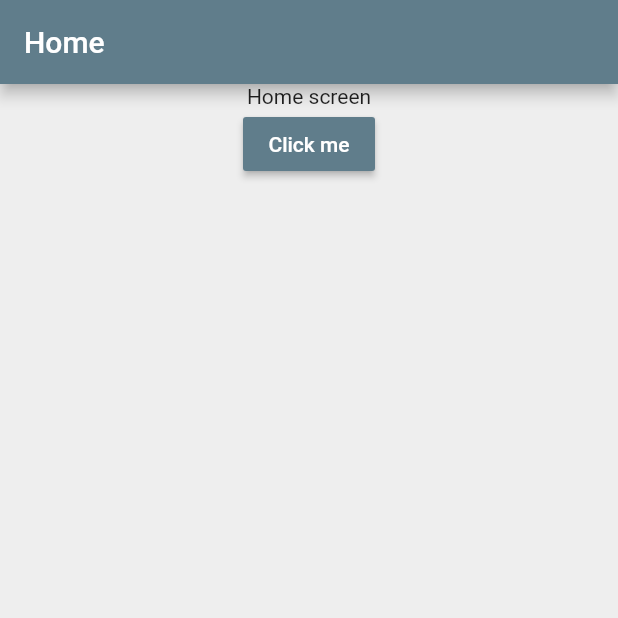
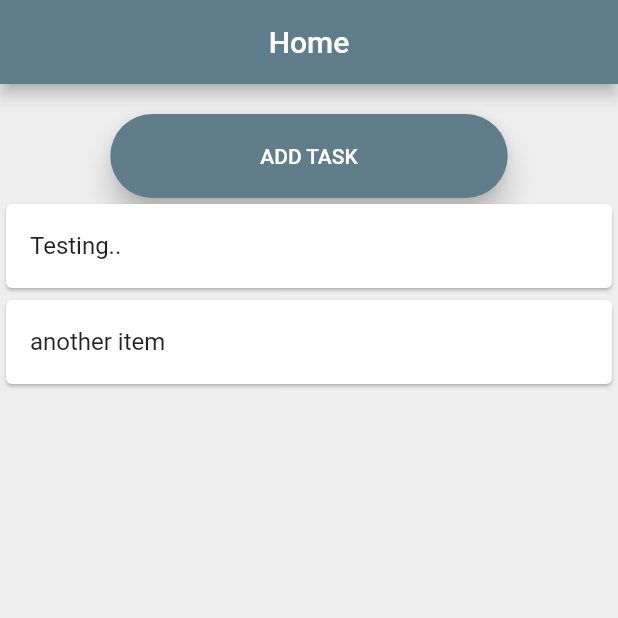
Before and after one commit to IgorMing/learn-flutter, a Flutter app: the screen it shows after launch, on a phone screen of 412 x 824 dp, the top half of it. Run offline on Flutter 3.47's test engine with Material 2 defaults, Android fonts, the phone set to English and light mode, and no system bars.

Commit message:
improve project structure

```diff
--- a/tasks_app/lib/main.dart
+++ b/tasks_app/lib/main.dart
@@ -1,7 +1,6 @@
 import 'package:flutter/material.dart';
-import 'package:tasks_app/src/home.dart';
-import 'package:tasks_app/src/screen-2.dart';
-import 'package:tasks_app/src/screen-3.dart';
+import 'package:tasks_app/src/screens/home.dart';
+import 'package:tasks_app/routes.dart';
 
 void main() => runApp(App());
 
@@ -15,11 +14,7 @@ class App extends StatelessWidget {
         primaryColor: Colors.blueGrey,
       ),
       home: Home(),
-      routes: <String, WidgetBuilder>{
-        '/home': (BuildContext context) => Home(),
-        '/screen2': (BuildContext context) => Screen2(),
-        '/screen3': (BuildContext context) => Screen3(),
-      },
+      routes: appRoutes(),
       title: "Tasks app",
     );
   }
--- /dev/null
+++ b/tasks_app/lib/routes.dart
@@ -0,0 +1,13 @@
+import 'package:flutter/material.dart';
+
+import 'package:tasks_app/src/screens/home.dart';
+import 'package:tasks_app/src/widgets/details.dart';
+
+Map<String, WidgetBuilder> appRoutes() {
+  Map<String, WidgetBuilder> _routes = Map();
+  _routes.addAll({
+    '/home': (BuildContext context) => Home(),
+    '/details': (BuildContext context) => Details(),
+  });
+  return _routes;
+}
--- a/tasks_app/lib/src/home.dart
+++ /dev/null
@@ -1,34 +0,0 @@
-import 'package:flutter/cupertino.dart';
-import 'package:flutter/material.dart';
-
-class Home extends StatelessWidget {
-  void _navigate() {}
-  @override
-  Widget build(BuildContext context) {
-    return Scaffold(
-      appBar: AppBar(
-        backgroundColor: Theme.of(context).primaryColor,
-        title: Text("Home"),
-      ),
-      body: Container(
-        color: Theme.of(context).backgroundColor,
-        child: Center(
-          child: Column(
-            children: <Widget>[
-              Text("Home screen"),
-              RaisedButton(
-                onPressed: () {
-                  Navigator.pushNamed(context, "/screen2");
-                },
-                child: Text(
-                  "Click me",
-                  style: TextStyle(color: Colors.white),
-                ),
-              )
-            ],
-          ),
-        ),
-      ),
-    );
-  }
-}
--- a/tasks_app/lib/src/screen-3.dart
+++ /dev/null
@@ -1,20 +0,0 @@
-import 'package:flutter/cupertino.dart';
-import 'package:flutter/material.dart';
-
-class Screen3 extends StatelessWidget {
-  @override
-  Widget build(BuildContext context) {
-    return Scaffold(
-      appBar: AppBar(
-        backgroundColor: Theme.of(context).primaryColor,
-        title: Text("Screen 3"),
-      ),
-      body: Container(
-        color: Theme.of(context).backgroundColor,
-        child: Center(
-          child: Text("Home screen 3"),
-        ),
-      ),
-    );
-  }
-}
--- /dev/null
+++ b/tasks_app/lib/src/screens/home.dart
@@ -0,0 +1,43 @@
+import 'package:flutter/material.dart';
+import 'package:tasks_app/src/widgets/list.dart';
+
+class Home extends StatelessWidget {
+  @override
+  Widget build(BuildContext context) {
+    const List<String> _items = ['Testing..', 'another item'];
+
+    return Scaffold(
+      appBar: AppBar(
+        backgroundColor: Theme.of(context).primaryColor,
+        title: Text("Home"),
+        centerTitle: true,
+      ),
+      body: Container(
+        alignment: Alignment.center,
+        padding: EdgeInsets.symmetric(vertical: 20.0),
+        color: Theme.of(context).backgroundColor,
+        child: Column(
+          children: <Widget>[
+            RaisedButton(
+              onPressed: () {
+                Navigator.pushNamed(context, "/details");
+              },
+              shape: RoundedRectangleBorder(
+                borderRadius: BorderRadius.circular(30),
+              ),
+              elevation: 8.0,
+              padding: EdgeInsets.symmetric(horizontal: 100.0, vertical: 20.0),
+              child: Text(
+                "ADD TASK",
+                style: TextStyle(color: Colors.white),
+              ),
+            ),
+            Expanded(
+              child: TaskList(_items),
+            ),
+          ],
+        ),
+      ),
+    );
+  }
+}
--- a/tasks_app/lib/src/screen-2.dart
+++ b/tasks_app/lib/src/widgets/details.dart
@@ -1,7 +1,6 @@
-import 'package:flutter/cupertino.dart';
 import 'package:flutter/material.dart';
 
-class Screen2 extends StatelessWidget {
+class Details extends StatelessWidget {
   @override
   Widget build(BuildContext context) {
     return Scaffold(
--- /dev/null
+++ b/tasks_app/lib/src/widgets/list.dart
@@ -0,0 +1,21 @@
+import 'package:flutter/material.dart';
+
+class TaskList extends StatelessWidget {
+  final List items;
+
+  TaskList(this.items);
+
+  @override
+  Widget build(BuildContext context) {
+    return ListView.builder(
+      itemCount: items.length,
+      itemBuilder: (BuildContext context, int index) {
+        return Card(
+          child: ListTile(
+            title: Text(items[index]),
+          ),
+        );
+      },
+    );
+  }
+}
```
